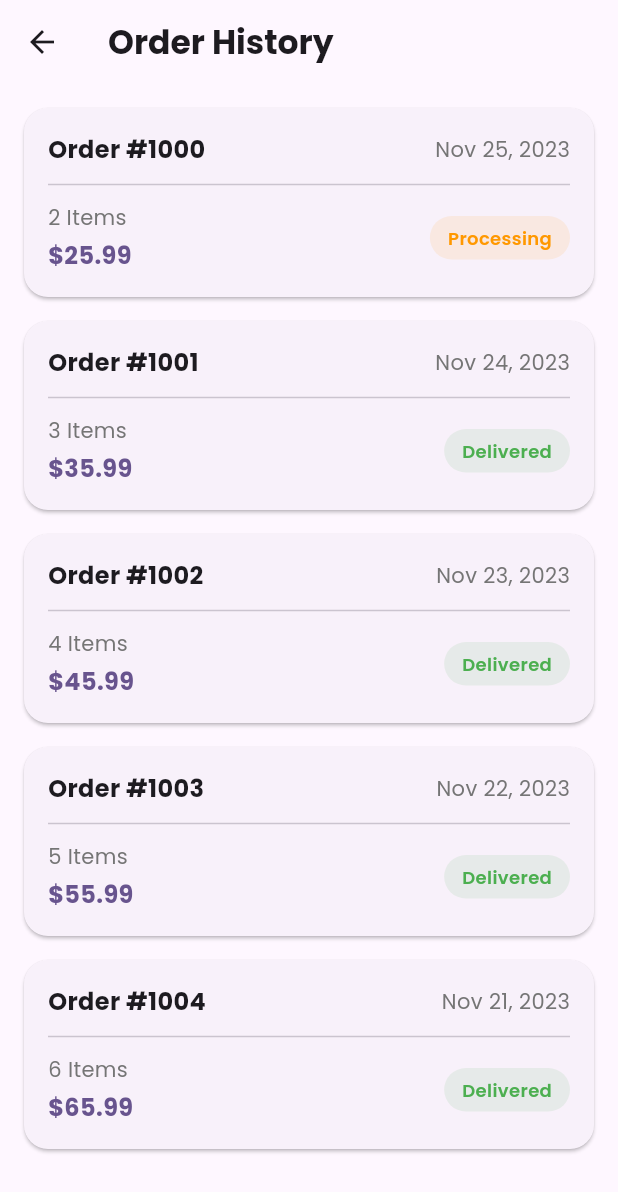
After one commit to kmirzoyev5/MP_Final_project, a Flutter app: the OrderHistoryScreen screen opened directly, on a phone screen of 412 x 824 dp. The commit adds this screen. Shown: the top 1192 px of the screen. Run offline on Flutter 3.47's test engine with Material 3 defaults, Android fonts, the phone set to English and light mode, and no system bars; our stand-ins replace google_fonts; network calls fail.

Commit message:
moved order_page to specifica order folder, and created history and success pages, wrote content of history page

```diff
--- a/lib/main.dart
+++ b/lib/main.dart
@@ -1,5 +1,5 @@
 import 'package:flutter/material.dart';
-import 'pages/order_page.dart';
+import 'pages/order/order_page.dart';
 
 void main() {
   runApp(const MyApp());
--- /dev/null
+++ b/lib/pages/order/order_history.dart
@@ -0,0 +1,102 @@
+import 'package:flutter/material.dart';
+import 'package:google_fonts/google_fonts.dart';
+
+class OrderHistoryScreen extends StatelessWidget {
+  const OrderHistoryScreen({super.key});
+
+  @override
+  Widget build(BuildContext context) {
+    return Scaffold(
+      appBar: AppBar(
+        title: Text(
+          'Order History',
+          style: GoogleFonts.poppins(fontWeight: FontWeight.bold),
+        ),
+      ),
+      body: ListView.builder(
+        padding: const EdgeInsets.all(16),
+        itemCount: 5,
+        itemBuilder: (context, index) {
+          return Card(
+            margin: const EdgeInsets.only(bottom: 16),
+            shape: RoundedRectangleBorder(
+              borderRadius: BorderRadius.circular(16),
+            ),
+            child: Padding(
+              padding: const EdgeInsets.all(16),
+              child: Column(
+                children: [
+                  Row(
+                    mainAxisAlignment: MainAxisAlignment.spaceBetween,
+                    children: [
+                      Text(
+                        'Order #${1000 + index}',
+                        style: GoogleFonts.poppins(
+                          fontWeight: FontWeight.bold,
+                          fontSize: 16,
+                        ),
+                      ),
+                      Text(
+                        'Nov ${25 - index}, 2023',
+                        style: GoogleFonts.poppins(
+                          color: Colors.grey[600],
+                          fontSize: 14,
+                        ),
+                      ),
+                    ],
+                  ),
+                  const Divider(height: 24),
+                  Row(
+                    mainAxisAlignment: MainAxisAlignment.spaceBetween,
+                    children: [
+                      Column(
+                        crossAxisAlignment: CrossAxisAlignment.start,
+                        children: [
+                          Text(
+                            '${2 + index} Items',
+                            style: GoogleFonts.poppins(
+                              color: Colors.grey[600],
+                            ),
+                          ),
+                          const SizedBox(height: 4),
+                          Text(
+                            '\$${(25.99 + (index * 10)).toStringAsFixed(2)}',
+                            style: GoogleFonts.poppins(
+                              fontWeight: FontWeight.bold,
+                              fontSize: 16,
+                              color: Theme.of(context).primaryColor,
+                            ),
+                          ),
+                        ],
+                      ),
+                      Container(
+                        padding: const EdgeInsets.symmetric(
+                          horizontal: 12,
+                          vertical: 6,
+                        ),
+                        decoration: BoxDecoration(
+                          color: index == 0
+                              ? Colors.orange.withOpacity(0.1)
+                              : Colors.green.withOpacity(0.1),
+                          borderRadius: BorderRadius.circular(20),
+                        ),
+                        child: Text(
+                          index == 0 ? 'Processing' : 'Delivered',
+                          style: GoogleFonts.poppins(
+                            color: index == 0 ? Colors.orange : Colors.green,
+                            fontWeight: FontWeight.w600,
+                            fontSize: 12,
+                          ),
+                        ),
+                      ),
+                    ],
+                  ),
+                ],
+              ),
+            ),
+          );
+        },
+      ),
+    );
+  }
+}
```
Also changed, not shown: lib/pages/order/order_page.dart (renamed from lib/pages/order_page.dart), lib/pages/order/order_success.dart (added).
